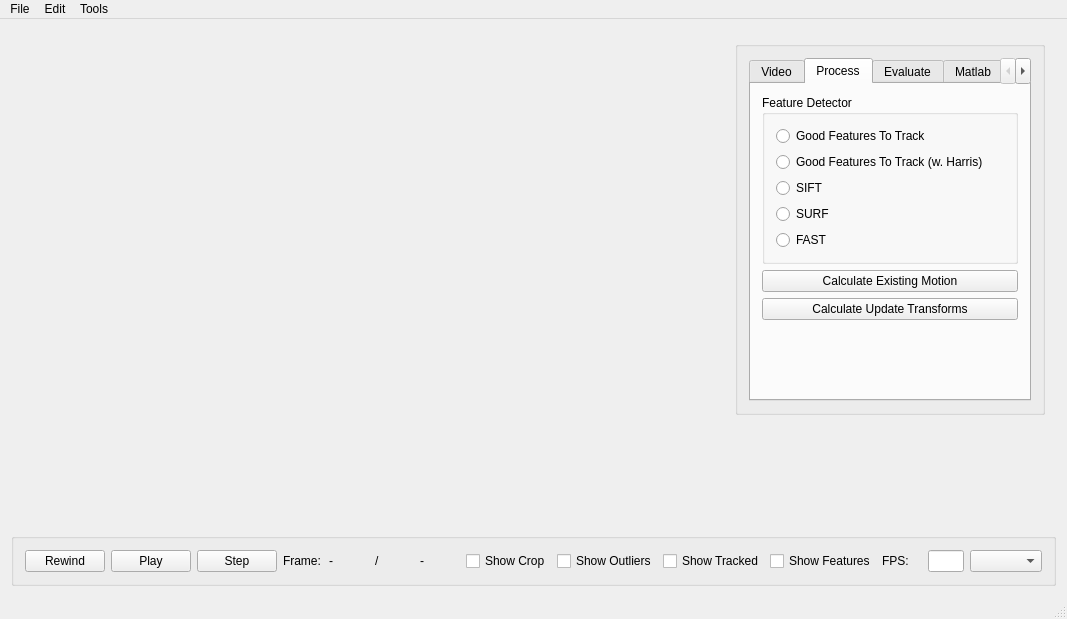
Qt form GUI/mainwindow.ui (oliw/motion) before a commit.
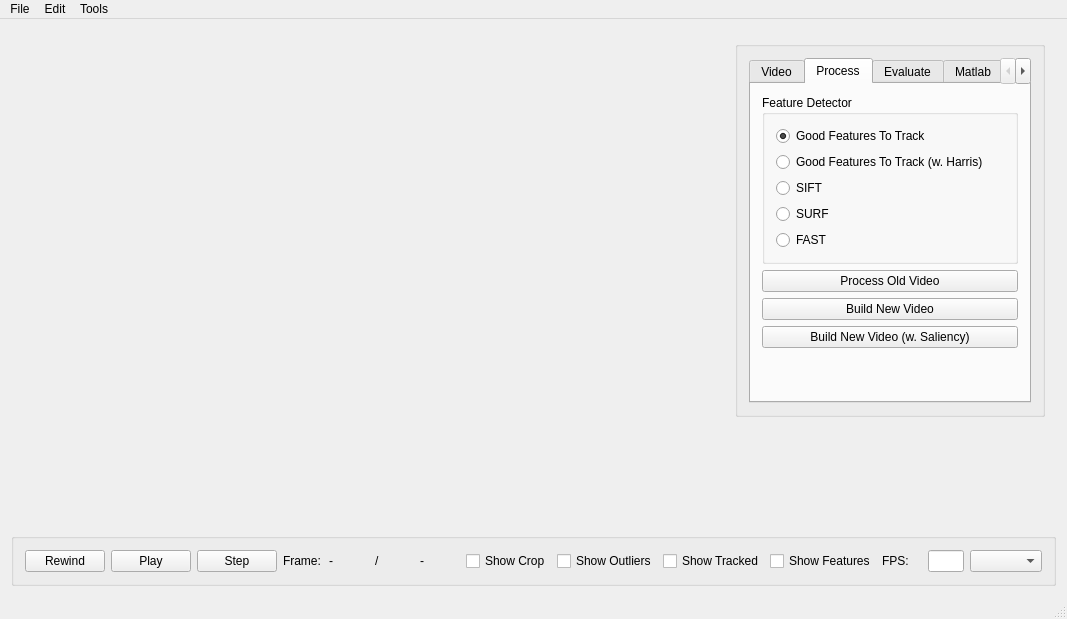
The same form after that commit.

Commit message: Incomplete L1SalientModel

The edit to the form file:
```diff
--- a/GUI/mainwindow.ui
+++ b/GUI/mainwindow.ui
@@ -177,6 +177,9 @@
                    <property name="text">
                     <string>Good Features To Track</string>
                    </property>
+                   <property name="checked">
+                    <bool>true</bool>
+                   </property>
                    <attribute name="buttonGroup">
                     <string notr="true">featureDetectionOptions</string>
                    </attribute>
@@ -234,14 +237,21 @@
               <item>
                <widget class="QPushButton" name="originalMotionButton">
                 <property name="text">
-                 <string>Calculate Existing Motion</string>
+                 <string>Process Old Video</string>
                 </property>
                </widget>
               </item>
               <item>
                <widget class="QPushButton" name="newMotionButton">
                 <property name="text">
-                 <string>Calculate Update Transforms</string>
+                 <string>Build New Video</string>
+                </property>
+               </widget>
+              </item>
+              <item>
+               <widget class="QPushButton" name="newSalientMotionButton">
+                <property name="text">
+                 <string>Build New Video (w. Saliency)</string>
                 </property>
                </widget>
               </item>
```
Left out of the diff: 1 changed line with no effect on the pictures. The commit also changes 17 other files.
